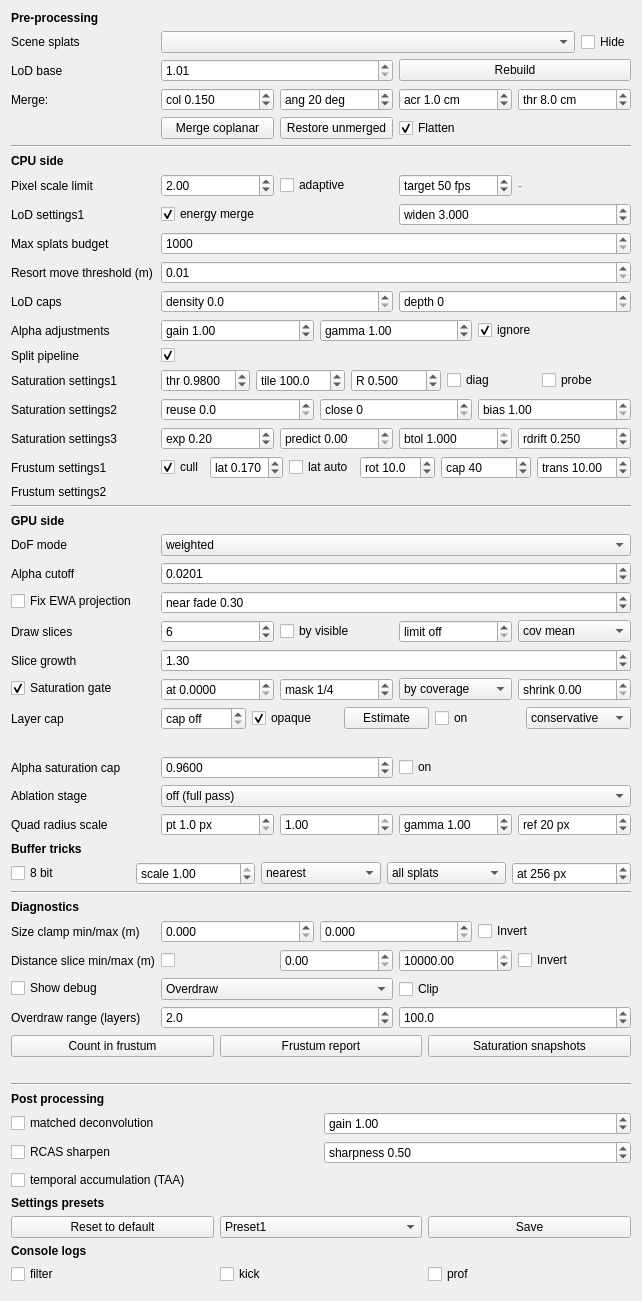
First picture: the form in gui_client/GaussianSplatSettingsWidget.ui, repository russiaman/substrata_robo, before the edit.
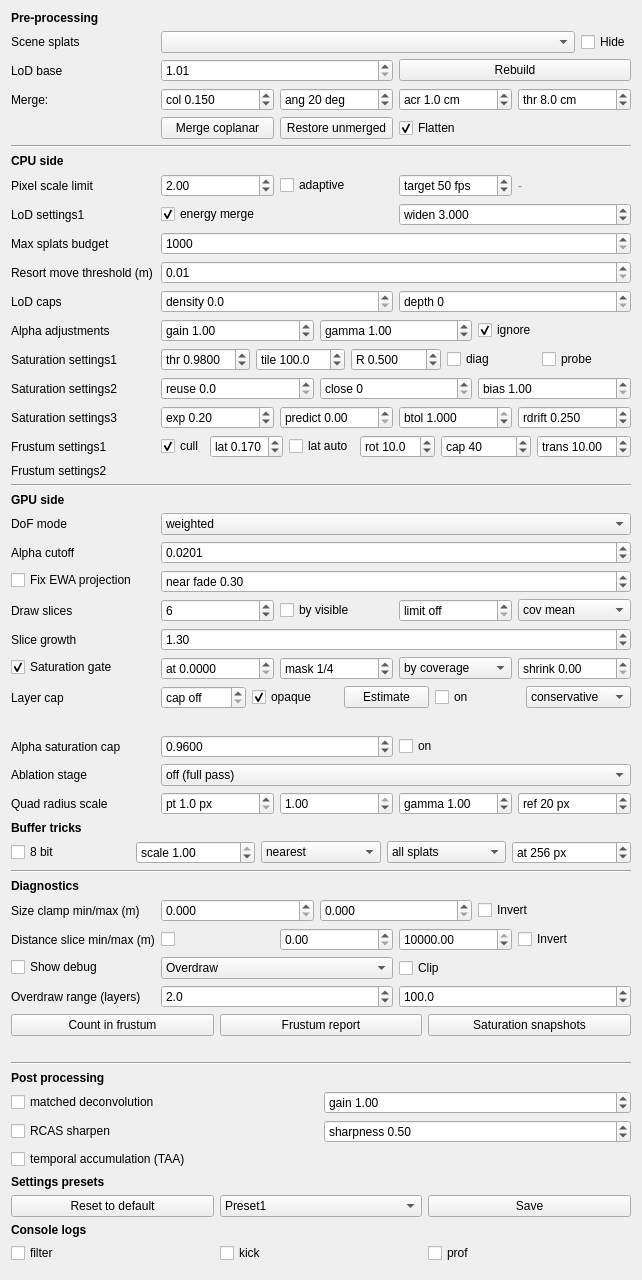
Second picture: the form after the edit.

Commit message:
UI: drop the "Split pipeline" checkbox
There is one pipeline now (see glare-core), so the checkbox selects nothing.
"cull" goes back to driving the single frustum-cull switch that remains - the
filter-stage one - rather than picking between that and the traversal-level
cull depending on this box. The "gaussian_splats/split_pipeline" setting is
still written by older builds but is no longer read.

```diff
--- a/gui_client/GaussianSplatSettingsWidget.ui
+++ b/gui_client/GaussianSplatSettingsWidget.ui
@@ -631,29 +631,6 @@
      </layout>
     </widget>
    </item>
-   <item row="13" column="0">
-    <widget class="QLabel" name="splitPipelineLabel">
-     <property name="text">
-      <string>Split pipeline</string>
-     </property>
-     <property name="toolTip">
-      <string>SESSION063 split-filter pipeline (SESSION075: separated from "cull" below, previously the same checkbox). On (default): traversal runs cull-off and builds an orientation-independent frontier U(P) once per camera move; a cheap per-frame filter then derives the actual draw list from it, so turning in place costs nothing extra. Off: reverts to the pre-SESSION063 single-pass pipeline - no U(P), no per-frame filter, no coarse floor, no saturation pre-filter; each significant camera move re-walks and re-draws the selection directly, with "cull" below then controlling the traversal's own in-loop frustum test instead of the filter's.</string>
-     </property>
-    </widget>
-   </item>
-   <item row="13" column="1">
-    <widget class="QCheckBox" name="splitPipelineCheckBox">
-     <property name="text">
-      <string></string>
-     </property>
-     <property name="toolTip">
-      <string>See this row's own tooltip.</string>
-     </property>
-     <property name="checked">
-      <bool>true</bool>
-     </property>
-    </widget>
-   </item>
    <item row="14" column="0">
     <widget class="QLabel" name="saturationFilterLabel">
      <property name="text">
```
Left out of the diff: 4 changed lines with no effect on the pictures. The commit also changes 2 other files.
